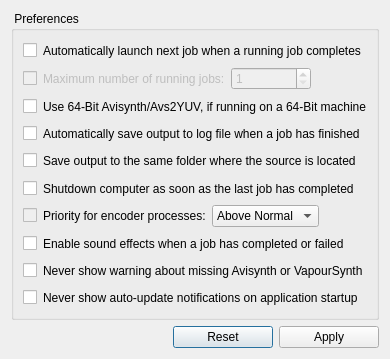
Qt form gui/win_preferences.ui (lordmulder/Simple-x264-Launcher) before a commit.
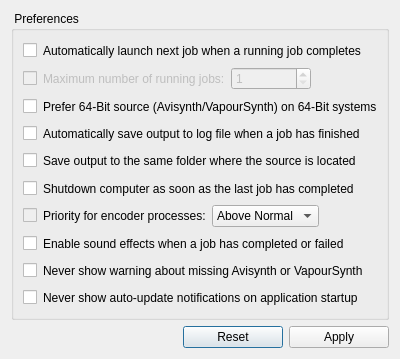
The same form after that commit. Icons and pictures are not drawn.

Commit message: Some more improvements to VapourSynth detection + overhauled the SysinfoModel class.

```diff
--- a/gui/win_preferences.ui
+++ b/gui/win_preferences.ui
@@ -141,7 +141,7 @@
 Please be aware that this option does NOT have any effect on 32-Bit systems.</string>
             </property>
             <property name="text">
-             <string>Use 64-Bit Avisynth/Avs2YUV, if running on a 64-Bit machine</string>
+             <string>Prefer 64-Bit source (Avisynth/VapourSynth) on 64-Bit systems</string>
             </property>
            </widget>
           </item>
```
The commit also changes 16 other files.
